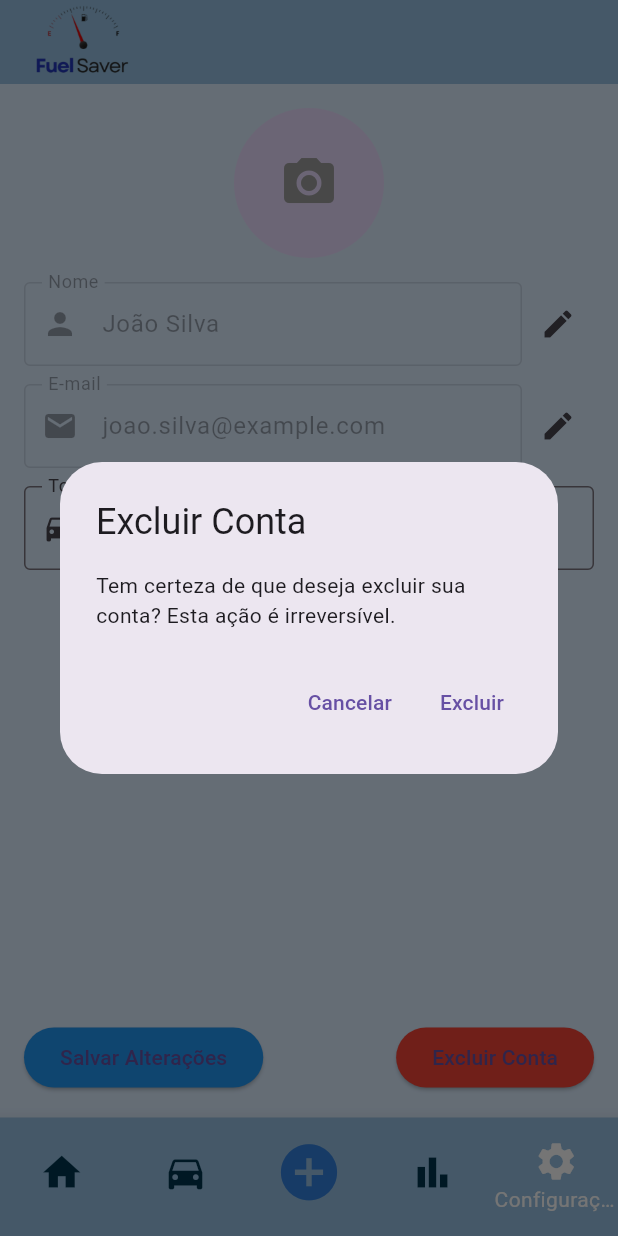
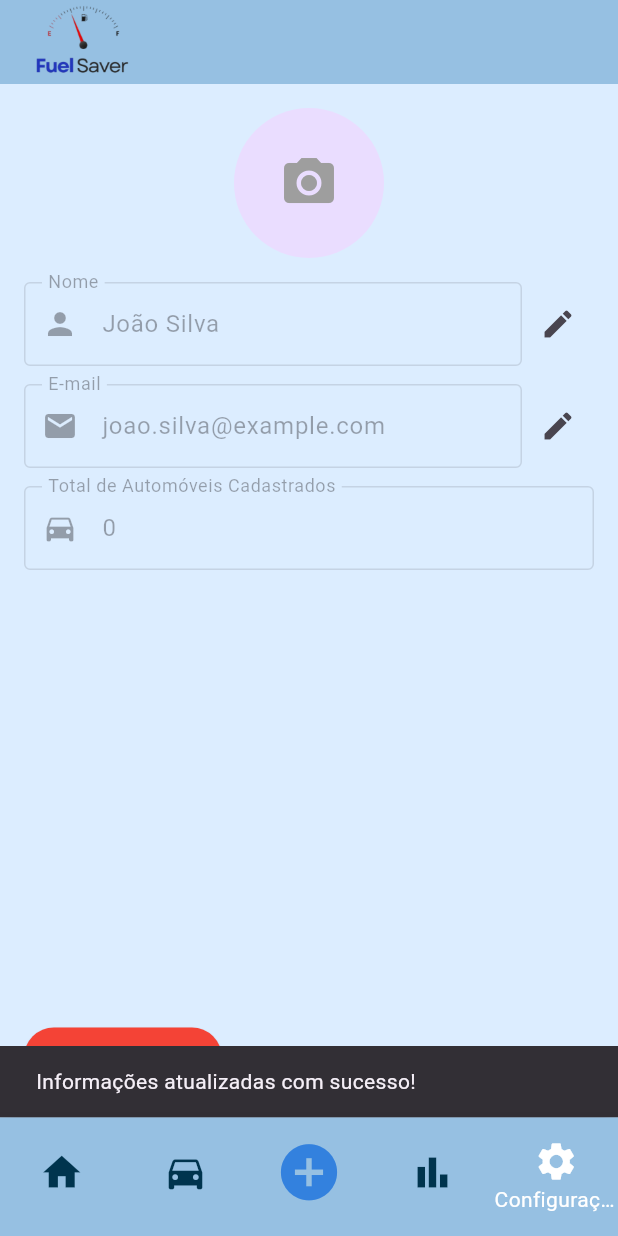
Before and after one commit to Madu-Guimaraes/FuelSaver, a Flutter app: the screen it shows after launch, item 5 of the bottom bar chosen, after a tap on "Excluir Conta", on a phone screen of 412 x 824 dp. Run offline on Flutter 3.47's test engine with Material 3 defaults, Android fonts, the light colour scheme and no system bars; our stand-ins replace image_picker, table_calendar.

Commit message:
add extra

```diff
--- a/lib/controllers/refuel_controller.dart
+++ b/lib/controllers/refuel_controller.dart
@@ -52,4 +52,37 @@ class RefuelController {
       return isWithinDateRange && isFuelTypeMatch;
     }).toList();
   }
+
+  // Obter o último abastecimento
+  Map<String, dynamic>? getLastRefuel() {
+    if (_refuels.isEmpty) return null;
+    return _refuels.last;
+  }
+
+  // Calcular a próxima data estimada de abastecimento
+  String? estimateNextRefuelDate(double dailyDistance) {
+    if (_refuels.length < 2) return null;
+
+    final lastRefuel = _refuels.last;
+    final previousRefuel = _refuels[_refuels.length - 2];
+
+    double lastOdometer = lastRefuel['odometer'];
+    double prevOdometer = previousRefuel['odometer'];
+    double liters = lastRefuel['liters'];
+
+    double distanceTraveled = lastOdometer - prevOdometer;
+    if (distanceTraveled <= 0 || liters <= 0) return null;
+
+    // Calcular o consumo médio (km/L)
+    double consumption = distanceTraveled / liters;
+
+    // Estimativa de autonomia restante
+    double remainingAutonomy = consumption * liters;
+
+    // Estimativa de dias para o próximo abastecimento com base na distância diária
+    int estimatedDays = (remainingAutonomy / dailyDistance).round();
+    DateTime nextRefuelDate = DateTime.now().add(Duration(days: estimatedDays));
+
+    return DateFormat('dd/MM/yyyy').format(nextRefuelDate);
+  }
 }
--- a/lib/screens/home_screen.dart
+++ b/lib/screens/home_screen.dart
@@ -1,8 +1,12 @@
 import 'package:flutter/material.dart';
 import 'package:fuel_saver/widgets/vehicle_card.dart';
+import 'package:intl/intl.dart';
+import 'package:fuel_saver/controllers/refuel_controller.dart'; // Importar o RefuelController
 
 class HomeScreen extends StatelessWidget {
-  const HomeScreen({super.key});
+  final RefuelController refuelController = RefuelController(); // Instância do RefuelController
+
+  HomeScreen({super.key});
 
   @override
   Widget build(BuildContext context) {
@@ -29,7 +33,7 @@ class HomeScreen extends StatelessWidget {
 
   Widget _buildCarModel() {
     return Padding(
-      padding: const EdgeInsets.symmetric( horizontal: 16),
+      padding: const EdgeInsets.symmetric(horizontal: 16),
       child: Column(
         crossAxisAlignment: CrossAxisAlignment.end,
         children: const [
@@ -47,6 +51,42 @@ class HomeScreen extends StatelessWidget {
   }
 
   Widget _buildCarInfoSection() {
+    // Obtendo os dados do último abastecimento e do próximo abastecimento
+    final lastRefuel = refuelController.getLastRefuel();
+    final nextRefuelDate = refuelController.estimateNextRefuelDate(30); // Distância diária média (exemplo: 30 km/dia)
+
+    if (lastRefuel == null) {
+      return Center(
+        child: Column(
+          mainAxisAlignment: MainAxisAlignment.center,
+          crossAxisAlignment: CrossAxisAlignment.center,
+          children: [
+            Padding(
+              padding: const EdgeInsets.only(top: 60.0),
+              child: const Text(
+                'Nenhum abastecimento registrado.',
+                style: TextStyle(fontSize: 18, fontWeight: FontWeight.bold),
+                textAlign: TextAlign.center,
+              ),
+            ),
+            SizedBox(height: 20),
+            Center(
+              child: const Text(
+                'Por favor, registre um abastecimento clicando no ícone "+"',
+                style: TextStyle(fontSize: 16),
+                textAlign: TextAlign.center,
+              ),
+            ),
+          ],
+        ),
+      );
+    }
+
+    final lastDate = lastRefuel['date'];
+    final totalCost = lastRefuel['totalCost'];
+    final liters = lastRefuel['liters'];
+    final distanceTraveled = lastRefuel['odometer'] - lastRefuel['previousOdometer']; // Distância percorrida
+
     return Padding(
       padding: const EdgeInsets.all(16.0),
       child: Container(
@@ -58,8 +98,8 @@ class HomeScreen extends StatelessWidget {
           padding: const EdgeInsets.all(12.0),
           child: Column(
             crossAxisAlignment: CrossAxisAlignment.start,
-            children: const [
-              Text(
+            children: [
+              const Text(
                 "Car Informations",
                 style: TextStyle(
                   color: Colors.white,
@@ -67,26 +107,26 @@ class HomeScreen extends StatelessWidget {
                   fontWeight: FontWeight.bold,
                 ),
               ),
-              SizedBox(height: 12),
+              const SizedBox(height: 12),
               InfoCard(
                 title: "Último Abastecimento",
-                data: "10/10/2022",
-                valor: 10.00,
-                total: 100.00,
+                data: lastDate,
+                valor: totalCost,
+                total: liters,
                 icon: Icons.local_gas_station,
                 backgroundColor: Colors.indigo,
               ),
-              SizedBox(height: 12),
+              const SizedBox(height: 12),
               InfoCard(
                 title: "Distância Percorrida",
-                km: 1000.000,
+                km: distanceTraveled,
                 icon: Icons.speed,
                 backgroundColor: Color(0xFF3381DE),
               ),
-              SizedBox(height: 12),
+              const SizedBox(height: 12),
               InfoCard(
                 title: "Próximo Abastecimento",
-                data: "22/12/2024",
+                data: nextRefuelDate ?? "Indeterminado",
                 icon: Icons.calendar_today,
                 backgroundColor: Color(0xFF3381DE),
               ),
--- a/lib/screens/user_screen.dart
+++ b/lib/screens/user_screen.dart
@@ -1,7 +1,7 @@
 import 'dart:io';
 import 'package:flutter/material.dart';
+import 'package:fuel_saver/controllers/user_controller.dart';
 import 'package:image_picker/image_picker.dart';
-import 'package:fuel_saver/controllers/user_controller.dart';
 
 class UserScreen extends StatefulWidget {
   const UserScreen({super.key});
@@ -13,13 +13,13 @@ class UserScreen extends StatefulWidget {
 class _UserScreenState extends State<UserScreen> {
   late final UserController userController;
   Map<String, String>? userData;
-  int? totalVehicles;
-  File? _profileImage;
   bool isNameEditable = false;
   bool isEmailEditable = false;
 
+  File? _profileImage;
   final TextEditingController _nameController = TextEditingController();
   final TextEditingController _emailController = TextEditingController();
+  final TextEditingController _vehiclesController = TextEditingController();
 
   @override
   void initState() {
@@ -33,9 +33,9 @@ class _UserScreenState extends State<UserScreen> {
     final vehicles = await userController.getTotalVehicles();
     setState(() {
       userData = data;
-      totalVehicles = vehicles;
       _nameController.text = data['name']!;
       _emailController.text = data['email']!;
+      _vehiclesController.text = vehicles.toString();
     });
   }
 
@@ -62,37 +62,12 @@ class _UserScreenState extends State<UserScreen> {
     );
   }
 
-  void _confirmDeleteAccount() async {
-    final shouldDelete = await showDialog<bool>(
-      context: context,
-      builder: (context) => AlertDialog(
-        title: const Text("Excluir Conta"),
-        content: const Text("Tem certeza de que deseja excluir sua conta? Esta ação é irreversível."),
-        actions: [
-          TextButton(
-            onPressed: () => Navigator.pop(context, false),
-            child: const Text("Cancelar"),
-          ),
-          TextButton(
-            onPressed: () => Navigator.pop(context, true),
-            child: const Text("Excluir"),
-          ),
-        ],
-      ),
-    );
-
-    if (shouldDelete == true) {
-      await userController.deleteUserAccount();
-      Navigator.of(context).pushReplacementNamed('/login');
-    }
-  }
-
   @override
   Widget build(BuildContext context) {
     return Scaffold(
       body: Padding(
         padding: const EdgeInsets.all(16.0),
-        child: userData == null || totalVehicles == null
+        child: userData == null
             ? const Center(child: CircularProgressIndicator())
             : Column(
                 crossAxisAlignment: CrossAxisAlignment.start,
@@ -104,7 +79,7 @@ class _UserScreenState extends State<UserScreen> {
                         radius: 50,
                         backgroundImage: _profileImage != null
                             ? FileImage(_profileImage!)
-                            : const AssetImage('assets/default_profile.png') as ImageProvider,
+                            : null,
                         child: _profileImage == null
                             ? const Icon(
                                 Icons.camera_alt,
@@ -170,20 +145,15 @@ class _UserScreenState extends State<UserScreen> {
                     ],
                   ),
                   const SizedBox(height: 12),
-                  Row(
-                    children: [
-                      Expanded(
-                        child: TextFormField(
-                          readOnly: true,
-                          initialValue: totalVehicles.toString(),
-                          decoration: const InputDecoration(
-                            labelText: "Total de Automóveis Cadastrados",
-                            prefixIcon: Icon(Icons.directions_car),
-                            border: OutlineInputBorder(),
-                          ),
-                        ),
-                      ),
-                    ],
+                  TextFormField(
+                    controller: _vehiclesController,
+                    enabled: false,
+                    keyboardType: TextInputType.number,
+                    decoration: const InputDecoration(
+                      labelText: "Total de Automóveis Cadastrados",
+                      prefixIcon: Icon(Icons.directions_car),
+                      border: OutlineInputBorder(),
+                    ),
                   ),
                   const Spacer(),
                   Row(
@@ -191,13 +161,8 @@ class _UserScreenState extends State<UserScreen> {
                     children: [
                       ElevatedButton(
                         onPressed: _updateUserData,
-                        style: ElevatedButton.styleFrom(backgroundColor: Colors.blue),
-                        child: const Text("Salvar Alterações"),
-                      ),
-                      ElevatedButton(
-                        onPressed: _confirmDeleteAccount,
                         style: ElevatedButton.styleFrom(backgroundColor: Colors.red),
-                        child: const Text("Excluir Conta"),
+                        child: const Text("Excluir Conta", style: TextStyle(color: Colors.white)),
                       ),
                     ],
                   ),
--- a/pubspec.yaml
+++ b/pubspec.yaml
@@ -29,4 +29,3 @@ flutter:
     - assets/img/logo.png
     - assets/img/carro.png
     - assets/img/carro_logo.png
-    - assets/default_profile.png
```
Also changed, not shown: lib/models/refuel.dart (deleted), lib/models/user.dart (deleted), lib/models/vehicle.dart (deleted), lib/services/api_service.dart (deleted), lib/services/database.dart (deleted), lib/services/notifications.dart (deleted), lib/utils/constants.dart (deleted), lib/utils/helpers.dart (deleted).
